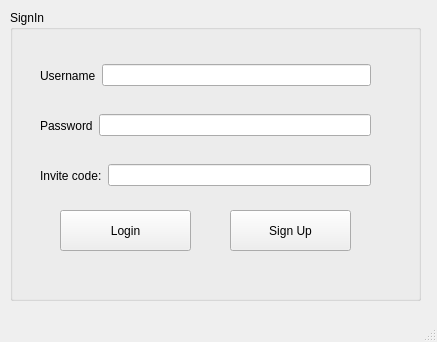
Old version of the form interface/mainwindow.ui in the repository DeliTrbat/LearNet.
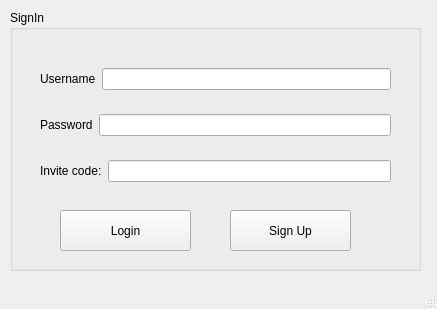
New version of the form.

```diff
--- a/interface/mainwindow.ui
+++ b/interface/mainwindow.ui
@@ -7,7 +7,7 @@
     <x>0</x>
     <y>0</y>
     <width>437</width>
-    <height>342</height>
+    <height>309</height>
    </rect>
   </property>
   <property name="windowTitle">
@@ -23,7 +23,7 @@
       <x>10</x>
       <y>10</y>
       <width>411</width>
-      <height>291</height>
+      <height>261</height>
      </rect>
     </property>
     <property name="title">
@@ -55,15 +55,17 @@
       <string>Sign Up</string>
      </property>
     </widget>
-    <widget class="QWidget" name="layoutWidget">
+    <widget class="QWidget" name="">
      <property name="geometry">
       <rect>
        <x>30</x>
        <y>40</y>
-       <width>331</width>
-       <height>51</height>
+       <width>351</width>
+       <height>151</height>
       </rect>
      </property>
+     <layout class="QVBoxLayout" name="verticalLayout">
+      <item>
      <layout class="QHBoxLayout" name="horizontalLayout">
       <item>
        <widget class="QLabel" name="label">
@@ -76,16 +78,8 @@
        <widget class="QLineEdit" name="lineEdit_username"/>
       </item>
      </layout>
-    </widget>
-    <widget class="QWidget" name="layoutWidget">
-     <property name="geometry">
-      <rect>
-       <x>30</x>
-       <y>90</y>
-       <width>331</width>
-       <height>51</height>
-      </rect>
-     </property>
+      </item>
+      <item>
      <layout class="QHBoxLayout" name="horizontalLayout_2">
       <item>
        <widget class="QLabel" name="label_2">
@@ -102,16 +96,8 @@
        </widget>
       </item>
      </layout>
-    </widget>
-    <widget class="QWidget" name="">
-     <property name="geometry">
-      <rect>
-       <x>30</x>
-       <y>140</y>
-       <width>331</width>
-       <height>51</height>
-      </rect>
-     </property>
+      </item>
+      <item>
      <layout class="QHBoxLayout" name="horizontalLayout_3">
       <item>
        <widget class="QLabel" name="label_3">
@@ -122,6 +108,8 @@
       </item>
       <item>
        <widget class="QLineEdit" name="lineEdit_inviteCode"/>
+        </item>
+       </layout>
       </item>
      </layout>
     </widget>
```
Lines whose indentation alone changed are shown as unchanged.
